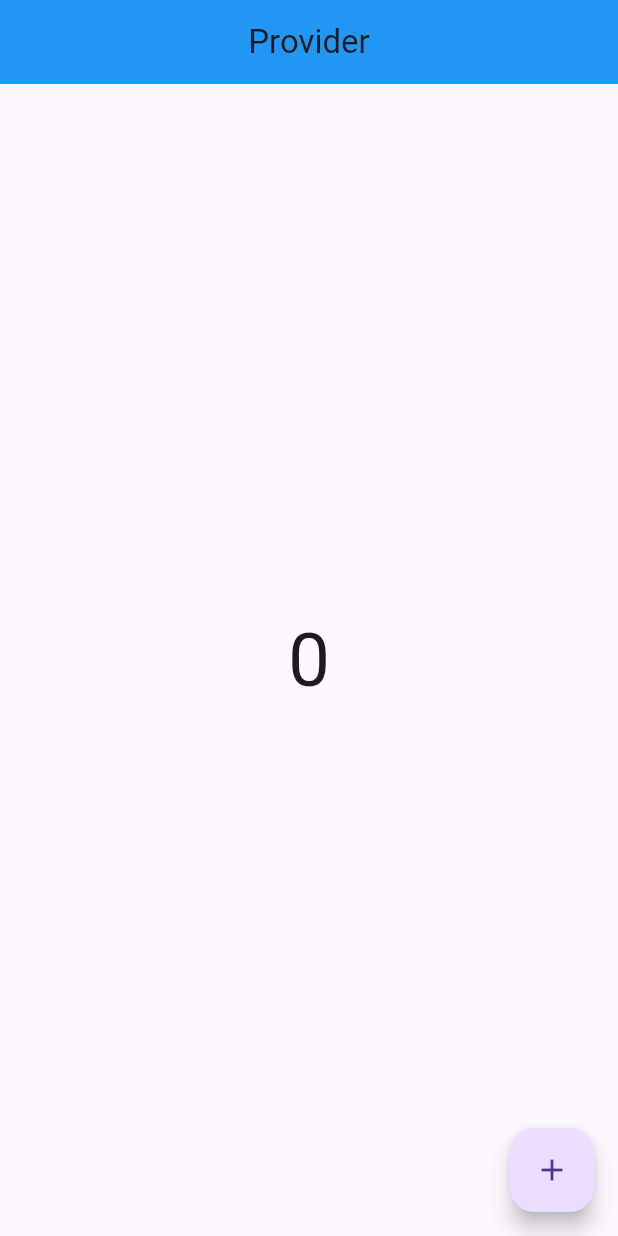
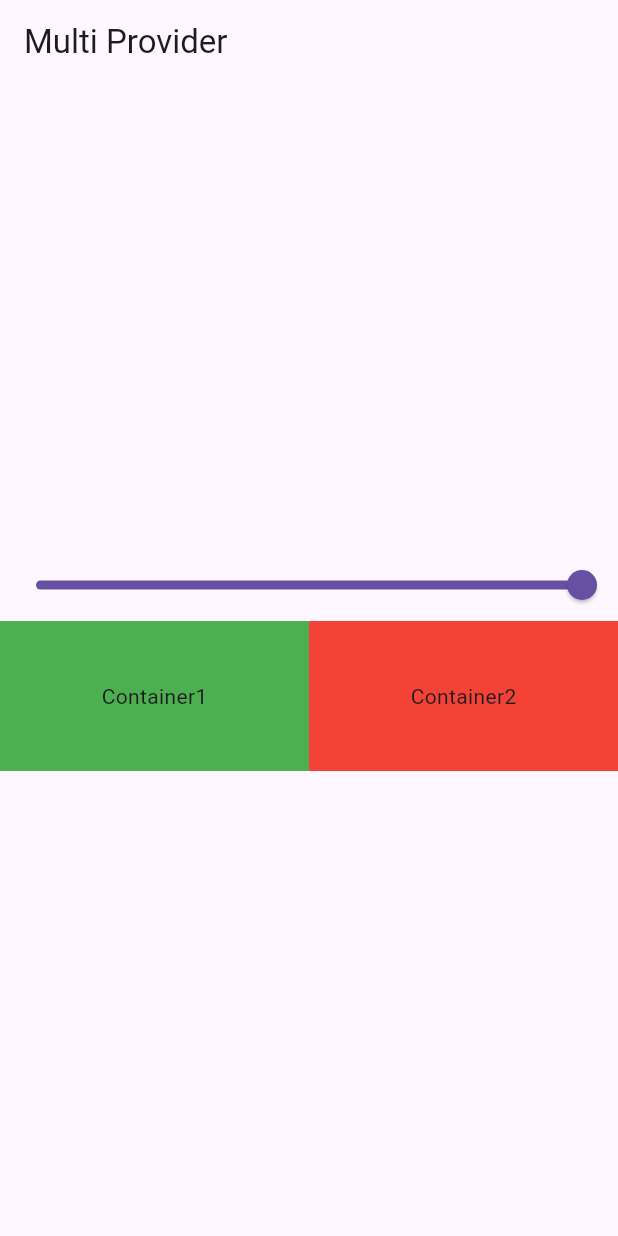
Before and after one commit to rizwan1255/provider_practice, a Flutter app: the screen it shows after launch, on a phone screen of 412 x 824 dp. Run offline on Flutter 3.47's test engine with Material 3 defaults, Android fonts, the phone set to English and light mode, and no system bars.

Commit message:
Multi Provider

```diff
--- a/lib/main.dart
+++ b/lib/main.dart
@@ -1,7 +1,9 @@
 import 'package:flutter/material.dart';
 import 'package:provider/provider.dart';
 import 'package:provider_practice/provider/count_provider.dart';
+import 'package:provider_practice/provider/example_one_provider.dart';
 import 'package:provider_practice/screens/count_example.dart';
+import 'package:provider_practice/screens/example_one.dart';
 
 void main() {
   runApp(const MyApp());
@@ -11,11 +13,14 @@ class MyApp extends StatelessWidget {
   const MyApp({super.key});
   @override
   Widget build(BuildContext context) {
-    return ChangeNotifierProvider(
-      create: (_) => CountProvider(),
+    return MultiProvider(
+      providers: [
+        ChangeNotifierProvider(create: (_) => CountProvider(),),
+        ChangeNotifierProvider(create: (_) => ExampleOneProvider(),),
+      ],
       child: MaterialApp(
         debugShowCheckedModeBanner: false,
-        home: const CounterExample(),
+        home: const ExampleOne(),
       ),
     );
   }
--- /dev/null
+++ b/lib/provider/example_one_provider.dart
@@ -0,0 +1,12 @@
+import 'package:flutter/foundation.dart';
+
+class ExampleOneProvider with ChangeNotifier{
+  double _value = 1.0;
+
+  double get value=> _value;
+
+  void setValue(double val){
+    _value=val;
+    notifyListeners();
+  }
+}
--- /dev/null
+++ b/lib/screens/example_one.dart
@@ -0,0 +1,59 @@
+import 'dart:math';
+
+import 'package:flutter/material.dart';
+import 'package:provider/provider.dart';
+import 'package:provider_practice/provider/example_one_provider.dart';
+
+class ExampleOne extends StatefulWidget {
+  const ExampleOne({super.key});
+
+  @override
+  State<ExampleOne> createState() => _ExampleOneState();
+}
+
+class _ExampleOneState extends State<ExampleOne> {
+  @override
+  Widget build(BuildContext context) {
+    print('build');
+    return Scaffold(
+      appBar: AppBar(title: Text('Multi Provider')),
+      body: Column(
+        mainAxisAlignment: MainAxisAlignment.center,
+        children: [
+          Consumer<ExampleOneProvider>(builder: (context, value,child){
+            return Slider(
+            min: 0.0,
+            max: 1.0,
+            value: value.value, onChanged: (val) {
+            value.setValue(val);
+            },);
+          }),
+          Consumer<ExampleOneProvider>(builder: (context, value,child){
+            return Row(
+              children: [
+                Expanded(
+                  child: Container(
+                    height: 100,
+                    decoration: BoxDecoration(
+                      color: Colors.green.withOpacity(value.value),
+                    ),
+                    child: Center(child: Text('Container1')),
+                  ),
+                ),
+                Expanded(
+                  child: Container(
+                    height: 100,
+                    decoration: BoxDecoration(
+                      color: Colors.red.withOpacity(value.value),
+                    ),
+                    child: Center(child: Text('Container2')),
+                  ),
+                ),
+              ],
+            );
+          }),
+        ],
+      ),
+    );
+  }
+}
```
